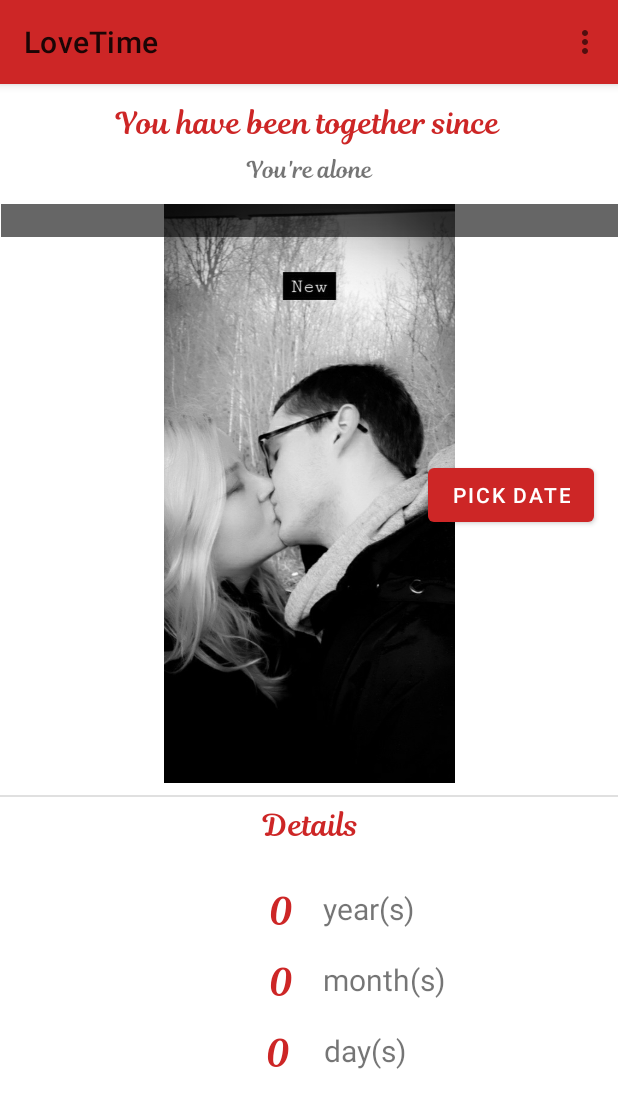
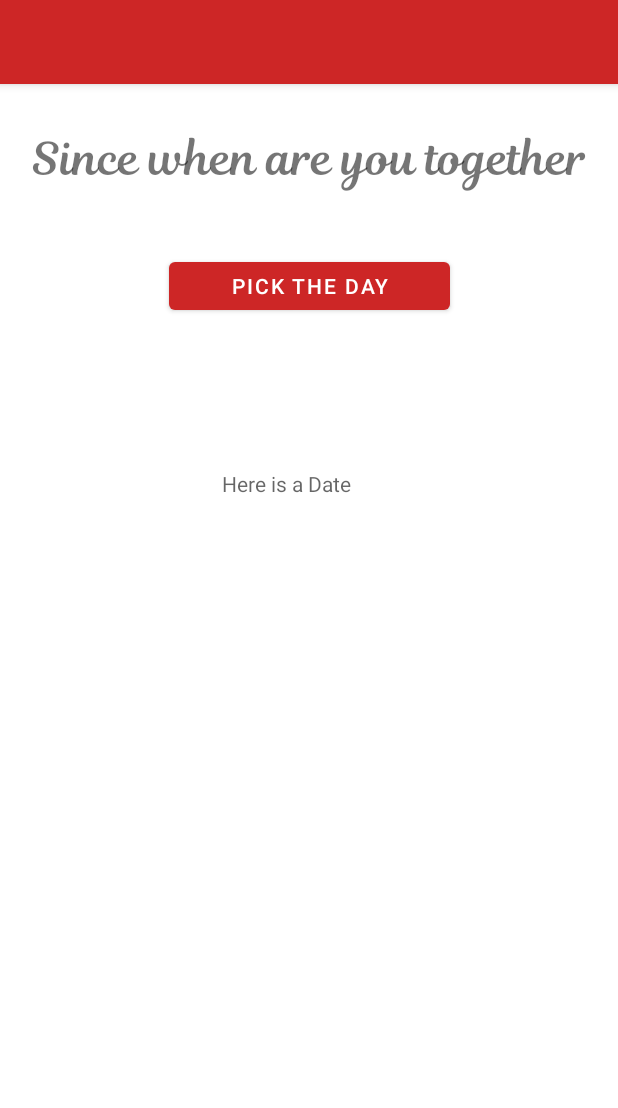
Before and after one commit to Toscanphoenix-de/LoveTime, an Android app: the screen it shows after launch (MainActivity before the commit, FirstStartActivity after it), on a phone screen of 412 x 824 dp. Shown: the top 1108 px of the screen. Run offline under Robolectric (Android 15) with nearby library versions, the phone set to English and light mode, and no system bars; our stand-ins replace Firebase (no records; nobody signed in at launch, a user with empty details on screens opened directly); 1 statement that could not run was skipped.

```diff
--- a/app/build.gradle
+++ b/app/build.gradle
@@ -1,6 +1,7 @@
 plugins {
     id 'com.android.application'
     id 'kotlin-android'
+    id 'com.google.gms.google-services'
 }
 
 android {
@@ -40,6 +41,7 @@ dependencies {
     implementation 'com.google.android.material:material:1.3.0'
     implementation 'androidx.constraintlayout:constraintlayout:2.0.4'
     implementation 'androidx.gridlayout:gridlayout:1.0.0'
+    implementation 'com.google.firebase:firebase-database:19.2.1'
     testImplementation 'junit:junit:4.+'
     androidTestImplementation 'androidx.test.ext:junit:1.1.2'
     androidTestImplementation 'androidx.test.espresso:espresso-core:3.3.0'
--- a/app/src/main/AndroidManifest.xml
+++ b/app/src/main/AndroidManifest.xml
@@ -9,6 +9,7 @@
         android:roundIcon="@mipmap/ic_launcher_round"
         android:supportsRtl="true"
         android:theme="@style/Theme.KotlinTry">
+        <activity android:name=".FirstStartActivity"></activity>
         <activity android:name=".MainActivity">
             <intent-filter>
                 <action android:name="android.intent.action.MAIN" />
--- /dev/null
+++ b/app/src/main/java/com/fenni/kotlintry/DateCalculation.kt
@@ -0,0 +1,4 @@
+package com.fenni.kotlintry
+
+class DateCalculation {
+}
--- /dev/null
+++ b/app/src/main/java/com/fenni/kotlintry/Dates.kt
@@ -0,0 +1,4 @@
+package com.fenni.kotlintry
+
+class Dates (val id: String, year: Int, month: Int, day: Int) {
+}
--- a/app/src/main/java/com/fenni/kotlintry/MainActivity.kt
+++ b/app/src/main/java/com/fenni/kotlintry/MainActivity.kt
@@ -1,15 +1,19 @@
 package com.fenni.kotlintry
 
 import android.app.DatePickerDialog
+import android.content.Context
+import android.content.Intent
 import android.os.Build
 import androidx.appcompat.app.AppCompatActivity
 import android.os.Bundle
+import android.os.Handler
 import android.view.Menu
 import android.widget.Button
 import android.widget.DatePicker
 import android.widget.TextView
 import androidx.annotation.RequiresApi
 import androidx.appcompat.widget.Toolbar
+import java.lang.NullPointerException
 import java.time.LocalDate
 import java.time.Period
 import java.util.*
@@ -29,16 +33,40 @@ class MainActivity : AppCompatActivity(), DatePickerDialog.OnDateSetListener {
 
     override fun onCreate(savedInstanceState: Bundle?) {
         super.onCreate(savedInstanceState)
-        setContentView(R.layout.activity_main)
 
-        var toolbar: Toolbar = findViewById(R.id.header)
-        setSupportActionBar(toolbar);
+        val sharedPreferences = getSharedPreferences("sharedPrefs", Context.MODE_PRIVATE)
+        val toolbar: Toolbar? = findViewById(R.id.header)
+        setSupportActionBar(toolbar)
+
+
+
+//        if (sharedPreferences.getInt("year", -1) == -1) {
+            val intent = Intent(this, FirstStartActivity::class.java)
+            startActivity(intent)
+            finish()
+        /*}else{
+            setContentView(R.layout.activity_main)
+        }*/
+
 
         pickDate()
 
     }
 
+    object runnable : Runnable {
+        override fun run() {
 
+        }
+    }
+
+    private fun checkAndSet(){
+
+        val year = this.getSharedPreferences("year",0)
+        val month = this.getSharedPreferences("month",0)
+        val day = this.getSharedPreferences("day",0)
+
+
+    }
 
 
 
@@ -46,8 +74,10 @@ class MainActivity : AppCompatActivity(), DatePickerDialog.OnDateSetListener {
         findViewById<Button>(R.id.datePicker).setOnClickListener{
             getDateCalender()
             DatePickerDialog(this, this,year,month,day).show()
+
         }
     }
+
 
     private fun getDateCalender(){
         val calendar = Calendar.getInstance()
@@ -64,9 +94,6 @@ class MainActivity : AppCompatActivity(), DatePickerDialog.OnDateSetListener {
         savedYear = year
 
         getDateCalender()
-
-        findViewById<TextView>(R.id.DateBanner).text = getString(R.string.date, savedDay, savedMonth, savedYear)
-
 
         val dateToday = LocalDate.now()
         when {
@@ -102,9 +129,11 @@ class MainActivity : AppCompatActivity(), DatePickerDialog.OnDateSetListener {
             var months = period.months
             var years = period.years
 
-            println(days)
+            findViewById<TextView>(R.id.DateBanner).text = getString(R.string.date, savedDay, savedMonth, savedYear)
+
+            /*println(days)
             println(months)
-            println(years)
+            println(years)*/
 
             findViewById<TextView>(R.id.amount_days).text = days.toString()
             findViewById<TextView>(R.id.amount_month).text = months.toString()
--- /dev/null
+++ b/app/src/main/res/layout/activity_first_start.xml
@@ -0,0 +1,53 @@
+<?xml version="1.0" encoding="utf-8"?>
+<androidx.constraintlayout.widget.ConstraintLayout xmlns:android="http://schemas.android.com/apk/res/android"
+    xmlns:app="http://schemas.android.com/apk/res-auto"
+    xmlns:tools="http://schemas.android.com/tools"
+    android:layout_width="match_parent"
+    android:layout_height="match_parent"
+    tools:context=".FirstStartActivity">
+
+    <include
+        layout="@layout/toolbar"
+        android:id="@+id/header2"
+        />
+
+    <TextView
+        android:id="@+id/textView"
+        android:layout_width="wrap_content"
+        android:layout_height="wrap_content"
+        android:layout_marginStart="72dp"
+        android:layout_marginTop="28dp"
+        android:layout_marginEnd="72dp"
+        android:fontFamily="@font/magnolia_script"
+        android:gravity="center"
+        android:text="@string/setDate"
+        android:textSize="30sp"
+        app:layout_constraintEnd_toEndOf="parent"
+        app:layout_constraintStart_toStartOf="parent"
+        app:layout_constraintTop_toBottomOf="@+id/header2" />
+
+    <Button
+        android:id="@+id/btn_pickDate"
+        android:layout_width="187dp"
+        android:layout_height="44dp"
+        android:layout_marginStart="112dp"
+        android:layout_marginTop="41dp"
+        android:layout_marginEnd="112dp"
+        android:text="@string/pickDate"
+        app:layout_constraintEnd_toEndOf="parent"
+        app:layout_constraintStart_toStartOf="parent"
+        app:layout_constraintTop_toBottomOf="@+id/textView" />
+
+    <TextView
+        android:id="@+id/testView"
+        android:layout_width="wrap_content"
+        android:layout_height="wrap_content"
+        android:layout_marginTop="54dp"
+        android:layout_marginEnd="178dp"
+        android:layout_marginBottom="446dp"
+        app:layout_constraintBottom_toBottomOf="parent"
+        app:layout_constraintEnd_toEndOf="parent"
+        android:hint="Here is a Date"
+        app:layout_constraintTop_toBottomOf="@+id/btn_pickDate" />
+
+</androidx.constraintlayout.widget.ConstraintLayout>
--- a/app/src/main/res/layout/toolbar.xml
+++ b/app/src/main/res/layout/toolbar.xml
@@ -2,7 +2,7 @@
 <androidx.appcompat.widget.Toolbar xmlns:android="http://schemas.android.com/apk/res/android"
     android:layout_width="match_parent"
     android:layout_height="wrap_content"
-
+    xmlns:app="http://schemas.android.com/apk/res-auto"
     android:background="@color/firebrick"
     android:elevation="4dp"
     >
--- a/app/src/main/res/values/strings.xml
+++ b/app/src/main/res/values/strings.xml
@@ -14,6 +14,9 @@
 
     <!-- Date over Picture -->
     <string name="date">%1$d.%2$d.%3$d</string>
+
+    <string name="setDate">Since when are you together</string>
+    <string name="pickDate">Pick the day</string>
 
 
     <!-- Been together -->
--- a/build.gradle
+++ b/build.gradle
@@ -8,6 +8,7 @@ buildscript {
     dependencies {
         classpath "com.android.tools.build:gradle:4.1.2"
         classpath "org.jetbrains.kotlin:kotlin-gradle-plugin:$kotlin_version"
+        classpath 'com.google.gms:google-services:4.3.3'
 
         // NOTE: Do not place your application dependencies here; they belong
         // in the individual module build.gradle files
--- a/settings.gradle
+++ b/settings.gradle
@@ -1,2 +1,2 @@
 include ':app'
-rootProject.name = "KotlinTry"
+rootProject.name = "LoveTime"
```
Also changed, not shown: app/src/main/java/com/fenni/kotlintry/FirstStartActivity.kt (added, +83 -0 lines).
